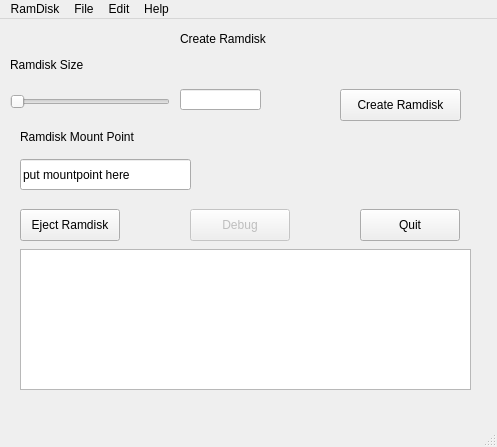
This is src/ramdisk/ui/main_n.ui in clockworksspheres/ramdisk as Qt 5 draws it before an edit. The edited form follows.
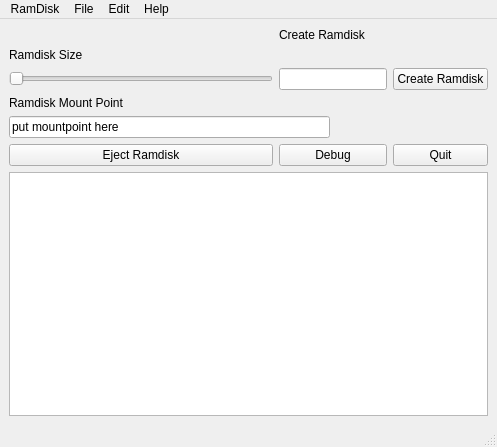
This is the edited form.

Commit message: integrated consoleDialog into main.py and enabled the 'debug' button

```diff
--- a/src/ramdisk/ui/main_n.ui
+++ b/src/ramdisk/ui/main_n.ui
@@ -23,149 +23,84 @@
    <property name="autoFillBackground">
     <bool>true</bool>
    </property>
-   <widget class="QPushButton" name="ejectPushButton">
-    <property name="geometry">
-     <rect>
-      <x>20</x>
-      <y>190</y>
-      <width>100</width>
-      <height>32</height>
-     </rect>
-    </property>
-    <property name="text">
-     <string>Eject Ramdisk</string>
-    </property>
-   </widget>
-   <widget class="QPushButton" name="debugPushButton">
-    <property name="enabled">
-     <bool>false</bool>
-    </property>
-    <property name="geometry">
-     <rect>
-      <x>190</x>
-      <y>190</y>
-      <width>100</width>
-      <height>32</height>
-     </rect>
-    </property>
-    <property name="text">
-     <string>Debug</string>
-    </property>
-   </widget>
-   <widget class="QPushButton" name="quitPushButton">
-    <property name="geometry">
-     <rect>
-      <x>360</x>
-      <y>190</y>
-      <width>100</width>
-      <height>32</height>
-     </rect>
-    </property>
-    <property name="text">
-     <string>Quit</string>
-    </property>
-   </widget>
+   <layout class="QGridLayout" name="gridLayout">
+    <item row="0" column="1" colspan="2">
    <widget class="QLabel" name="titleLabel">
-    <property name="geometry">
-     <rect>
-      <x>180</x>
-      <y>10</y>
-      <width>131</width>
-      <height>20</height>
-     </rect>
-    </property>
     <property name="text">
      <string>Create Ramdisk</string>
     </property>
    </widget>
+    </item>
+    <item row="1" column="0">
+     <widget class="QLabel" name="sizeLabel">
+      <property name="text">
+       <string>Ramdisk Size</string>
+      </property>
+     </widget>
+    </item>
+    <item row="2" column="0">
    <widget class="QSlider" name="sizeHorizontalSlider">
-    <property name="geometry">
-     <rect>
-      <x>10</x>
-      <y>70</y>
-      <width>160</width>
-      <height>25</height>
-     </rect>
-    </property>
     <property name="orientation">
      <enum>Qt::Orientation::Horizontal</enum>
     </property>
    </widget>
-   <widget class="QLabel" name="sizeLabel">
-    <property name="geometry">
-     <rect>
-      <x>10</x>
-      <y>35</y>
-      <width>161</width>
-      <height>21</height>
-     </rect>
-    </property>
+    </item>
+    <item row="2" column="1" colspan="2">
+     <widget class="QLineEdit" name="sizeLineEdit"/>
+    </item>
+    <item row="2" column="3">
+     <widget class="QPushButton" name="createPushButton">
     <property name="text">
-     <string>Ramdisk Size</string>
-    </property>
-   </widget>
+       <string>Create Ramdisk</string>
+      </property>
+     </widget>
+    </item>
+    <item row="3" column="0" colspan="3">
    <widget class="QLabel" name="mountLabel">
-    <property name="geometry">
-     <rect>
-      <x>20</x>
-      <y>110</y>
-      <width>211</width>
-      <height>16</height>
-     </rect>
-    </property>
     <property name="text">
      <string>Ramdisk Mount Point</string>
     </property>
    </widget>
+    </item>
+    <item row="4" column="0" colspan="2">
+     <widget class="QLineEdit" name="mountLineEdit">
+      <property name="text">
+       <string>put mountpoint here</string>
+      </property>
+     </widget>
+    </item>
+    <item row="5" column="0">
+     <widget class="QPushButton" name="ejectPushButton">
+      <property name="text">
+       <string>Eject Ramdisk</string>
+      </property>
+     </widget>
+    </item>
+    <item row="5" column="3">
+     <widget class="QPushButton" name="quitPushButton">
+      <property name="text">
+       <string>Quit</string>
+      </property>
+     </widget>
+    </item>
+    <item row="6" column="0" colspan="4">
    <widget class="QTableWidget" name="tableWidget">
-    <property name="geometry">
-     <rect>
-      <x>20</x>
-      <y>230</y>
-      <width>451</width>
-      <height>141</height>
-     </rect>
-    </property>
     <property name="editTriggers">
      <set>QAbstractItemView::EditTrigger::DoubleClicked</set>
     </property>
    </widget>
-   <widget class="QLineEdit" name="sizeLineEdit">
-    <property name="geometry">
-     <rect>
-      <x>180</x>
-      <y>70</y>
-      <width>81</width>
-      <height>21</height>
-     </rect>
-    </property>
-   </widget>
-   <widget class="QLineEdit" name="mountLineEdit">
-    <property name="geometry">
-     <rect>
-      <x>20</x>
-      <y>140</y>
-      <width>171</width>
-      <height>31</height>
-     </rect>
-    </property>
+    </item>
+    <item row="5" column="1" colspan="2">
+     <widget class="QPushButton" name="debugPushButton">
+      <property name="enabled">
+       <bool>true</bool>
+      </property>
     <property name="text">
-     <string>put mountpoint here</string>
-    </property>
-   </widget>
-   <widget class="QPushButton" name="createPushButton">
-    <property name="geometry">
-     <rect>
-      <x>340</x>
-      <y>70</y>
-      <width>121</width>
-      <height>32</height>
-     </rect>
-    </property>
-    <property name="text">
-     <string>Create Ramdisk</string>
-    </property>
-   </widget>
+       <string>Debug</string>
+      </property>
+     </widget>
+    </item>
+   </layout>
   </widget>
   <widget class="QMenuBar" name="menubar">
    <property name="geometry">
```
Lines whose indentation alone changed are shown as unchanged. The commit also changes 2 other files.
